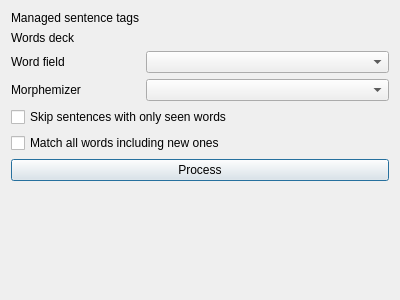
This is designer/dialog.ui in abdnh/anki-known-word-manager as Qt 5 draws it before an edit. The edited form follows.
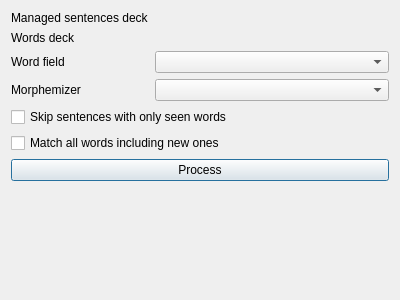
This is the edited form.

Commit message:
Replace sentence tags option with a deck option
This frees the user from having to tag the cards prior to using the
add-on. Maybe we can add a filter option if more flexibilty is required
in the future.

What changed in the file:
```diff
--- a/designer/dialog.ui
+++ b/designer/dialog.ui
@@ -17,7 +17,7 @@
    <item row="0" column="0">
     <widget class="QLabel" name="label">
      <property name="text">
-      <string>Managed sentence tags</string>
+      <string>Managed sentences deck</string>
      </property>
     </widget>
    </item>
```
Left out of the diff: 2 changed lines with no effect on the pictures. The commit also changes 6 other files.
